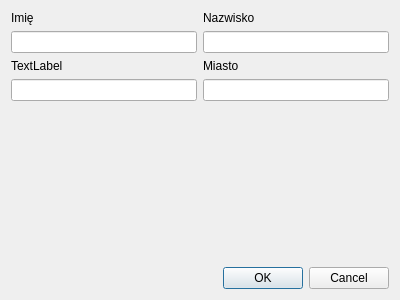
ppitu/ContractApp, file contractapp/Dialog/PersonDialog.ui: the form before one commit.
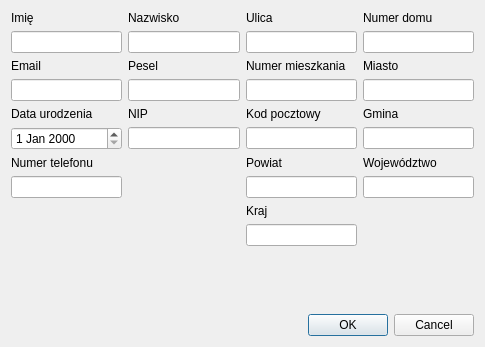
The form after the commit.

Commit message: Add more field in Person class

What changed in the file:
```diff
--- a/contractapp/Dialog/PersonDialog.ui
+++ b/contractapp/Dialog/PersonDialog.ui
@@ -6,8 +6,8 @@
    <rect>
     <x>0</x>
     <y>0</y>
-    <width>400</width>
-    <height>300</height>
+    <width>485</width>
+    <height>347</height>
    </rect>
   </property>
   <property name="windowTitle">
@@ -16,16 +16,6 @@
   <layout class="QVBoxLayout" name="verticalLayout">
    <item>
     <layout class="QGridLayout" name="gridLayout">
-     <item row="2" column="0">
-      <widget class="QLineEdit" name="elFirstName"/>
-     </item>
-     <item row="3" column="0">
-      <widget class="QLabel" name="lblEmail">
-       <property name="text">
-        <string>TextLabel</string>
-       </property>
-      </widget>
-     </item>
      <item row="1" column="0">
       <widget class="QLabel" name="lblFirstName">
        <property name="text">
@@ -40,7 +30,79 @@
        </property>
       </widget>
      </item>
+     <item row="1" column="2">
+      <widget class="QLabel" name="lblStreet">
+       <property name="frameShape">
+        <enum>QFrame::NoFrame</enum>
+       </property>
+       <property name="text">
+        <string>Ulica</string>
+       </property>
+      </widget>
+     </item>
      <item row="5" column="0">
+      <widget class="QLineEdit" name="elEmail"/>
+     </item>
+     <item row="8" column="0">
+      <widget class="QDateEdit" name="deDateOfBirth"/>
+     </item>
+     <item row="5" column="1">
+      <widget class="QLineEdit" name="elPesel"/>
+     </item>
+     <item row="4" column="1">
+      <widget class="QLabel" name="lblpesel">
+       <property name="text">
+        <string>Pesel</string>
+       </property>
+      </widget>
+     </item>
+     <item row="1" column="3">
+      <widget class="QLabel" name="lblHouseNumber">
+       <property name="text">
+        <string>Numer domu</string>
+       </property>
+      </widget>
+     </item>
+     <item row="10" column="3">
+      <widget class="QLabel" name="lblCounty">
+       <property name="text">
+        <string>Województwo</string>
+       </property>
+      </widget>
+     </item>
+     <item row="14" column="2">
+      <widget class="QLineEdit" name="elCountry"/>
+     </item>
+     <item row="2" column="0">
+      <widget class="QLineEdit" name="elFirstName"/>
+     </item>
+     <item row="12" column="3">
+      <widget class="QLineEdit" name="elCounty"/>
+     </item>
+     <item row="2" column="1">
+      <widget class="QLineEdit" name="elLastName"/>
+     </item>
+     <item row="4" column="0">
+      <widget class="QLabel" name="lblEmail">
+       <property name="text">
+        <string>Email</string>
+       </property>
+      </widget>
+     </item>
+     <item row="2" column="2">
+      <widget class="QLineEdit" name="elStreet"/>
+     </item>
+     <item row="2" column="3">
+      <widget class="QLineEdit" name="elHouseNumber"/>
+     </item>
+     <item row="6" column="0">
+      <widget class="QLabel" name="lblDateOfBirth">
+       <property name="text">
+        <string>Data urodzenia</string>
+       </property>
+      </widget>
+     </item>
+     <item row="15" column="2">
       <spacer name="verticalSpacer">
        <property name="orientation">
         <enum>Qt::Vertical</enum>
@@ -53,21 +115,82 @@
        </property>
       </spacer>
      </item>
-     <item row="4" column="0">
-      <widget class="QLineEdit" name="elEmail"/>
+     <item row="13" column="2">
+      <widget class="QLabel" name="lblCountry">
+       <property name="text">
+        <string>Kraj</string>
+       </property>
+      </widget>
      </item>
-     <item row="2" column="1">
-      <widget class="QLineEdit" name="elLastName"/>
+     <item row="12" column="2">
+      <widget class="QLineEdit" name="elProvince"/>
      </item>
-     <item row="3" column="1">
+     <item row="10" column="2">
+      <widget class="QLabel" name="lblProvince">
+       <property name="text">
+        <string>Powiat</string>
+       </property>
+      </widget>
+     </item>
+     <item row="8" column="3">
+      <widget class="QLineEdit" name="elMunicipality"/>
+     </item>
+     <item row="6" column="3">
+      <widget class="QLabel" name="lblMunicipality">
+       <property name="text">
+        <string>Gmina</string>
+       </property>
+      </widget>
+     </item>
+     <item row="8" column="2">
+      <widget class="QLineEdit" name="elPostCode"/>
+     </item>
+     <item row="6" column="2">
+      <widget class="QLabel" name="lblPostCode">
+       <property name="text">
+        <string>Kod pocztowy</string>
+       </property>
+      </widget>
+     </item>
+     <item row="5" column="3">
+      <widget class="QLineEdit" name="elCity"/>
+     </item>
+     <item row="4" column="3">
       <widget class="QLabel" name="lblCity">
        <property name="text">
         <string>Miasto</string>
        </property>
       </widget>
      </item>
-     <item row="4" column="1">
-      <widget class="QLineEdit" name="elCity"/>
+     <item row="5" column="2">
+      <widget class="QLineEdit" name="elFlatNumber"/>
+     </item>
+     <item row="4" column="2">
+      <widget class="QLabel" name="lblFlatNUmber">
+       <property name="text">
+        <string>Numer mieszkania</string>
+       </property>
+      </widget>
+     </item>
+     <item row="6" column="1">
+      <widget class="QLabel" name="lblNip">
+       <property name="text">
+        <string>NIP</string>
+       </property>
+      </widget>
+     </item>
+     <item row="8" column="1">
+      <widget class="QLineEdit" name="elNip"/>
+     </item>
+     <item row="12" column="0">
+      <widget class="QLineEdit" name="elPhone"/>
+     </item>
+     <item row="10" column="0">
+      <widget class="QLabel" name="lblPhone">
+       <property name="text">
+        <string>Numer telefonu</string>
+       </property>
+      </widget>
      </item>
     </layout>
    </item>
```
The commit also changes 4 other files.
